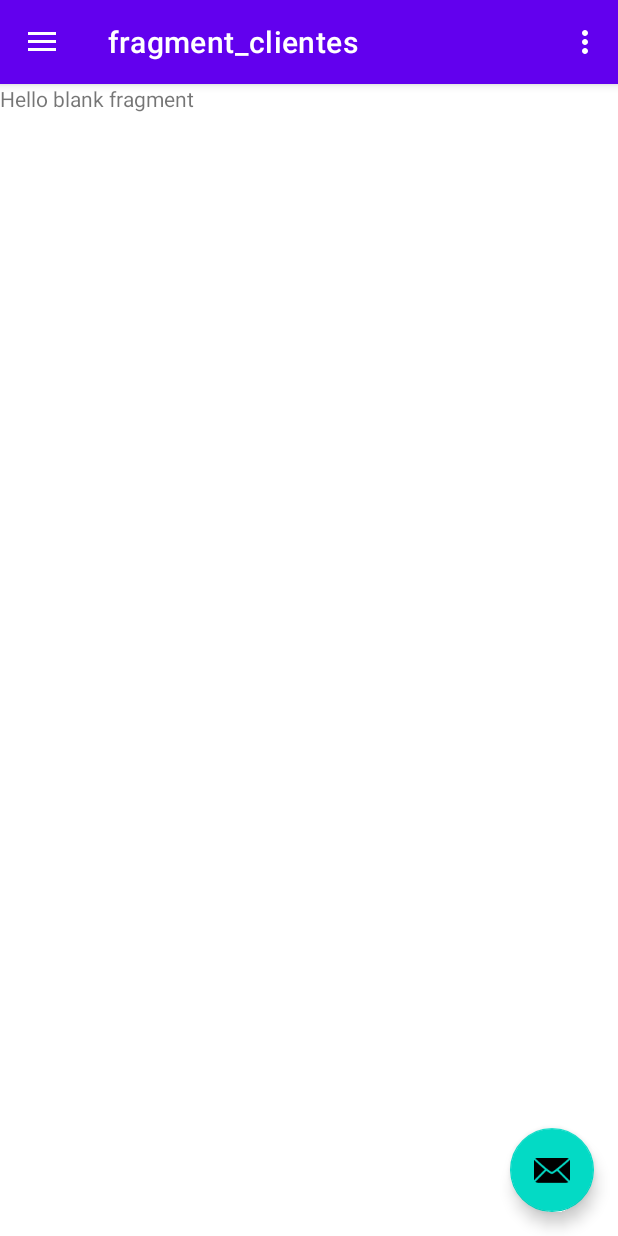
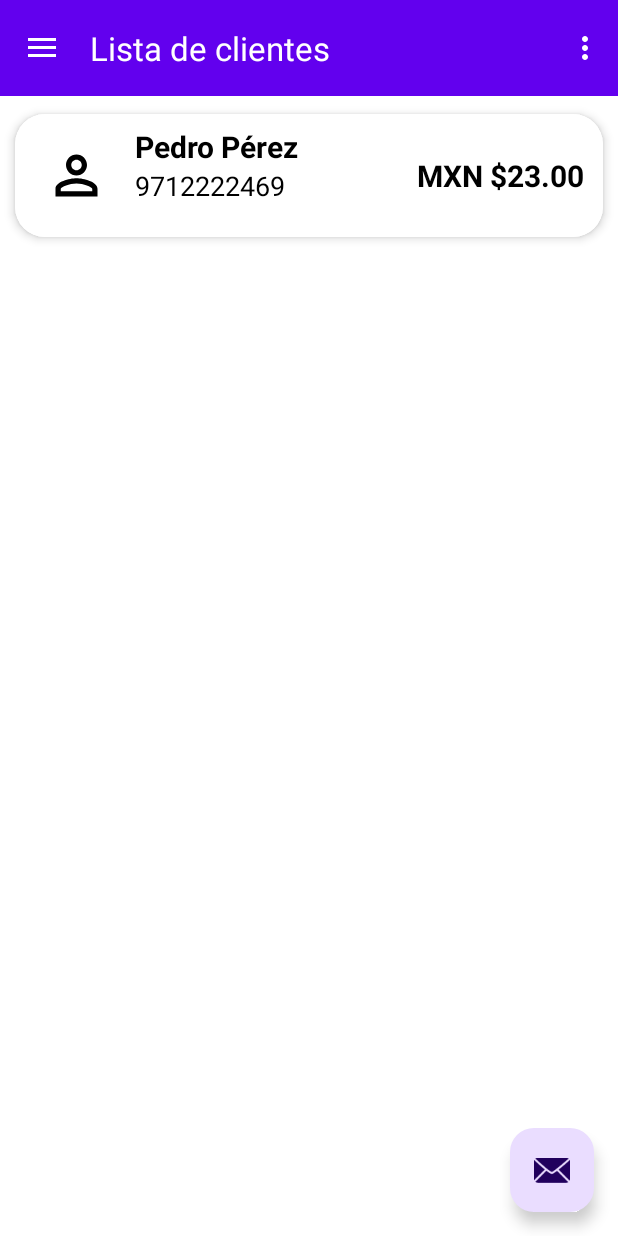
Before and after one commit to rubensg2499/LatePay, an Android app: the screen it shows after launch (MainActivity), on a phone screen of 412 x 824 dp. Run offline under Robolectric (Android 15) with nearby library versions, the phone set to English and light mode, and no system bars; our stand-ins replace navigation-ui.

Commit message:
Se agregó el tema y se corrigió el menú.

```diff
--- a/app/build.gradle
+++ b/app/build.gradle
@@ -41,6 +41,7 @@ dependencies {
     implementation 'androidx.navigation:navigation-ui:2.4.1'
     implementation 'androidx.legacy:legacy-support-v4:1.0.0'
     implementation 'androidx.recyclerview:recyclerview:1.2.1'
+    implementation 'androidx.cardview:cardview:1.0.0'
     testImplementation 'junit:junit:4.13.2'
     androidTestImplementation 'androidx.test.ext:junit:1.1.3'
     androidTestImplementation 'androidx.test.espresso:espresso-core:3.4.0'
--- /dev/null
+++ b/app/src/main/java/com/example/latepay/ListAdapter.java
@@ -0,0 +1,58 @@
+package com.example.latepay;
+
+import android.content.Context;
+import android.graphics.Color;
+import android.graphics.PorterDuff;
+import android.view.LayoutInflater;
+import android.view.View;
+import android.view.ViewGroup;
+import android.widget.ImageView;
+import android.widget.TextView;
+
+import androidx.recyclerview.widget.RecyclerView;
+
+import java.util.List;
+
+public class ListAdapter extends RecyclerView.Adapter<ListAdapter.ViewHolder> {
+    private List<ListElement> mdata;
+    private LayoutInflater mInflater;
+    private Context context;
+
+    public ListAdapter(List<ListElement> itemList, Context context){
+        this.mInflater = LayoutInflater.from(context);
+        this.mdata = itemList;
+    }
+
+    @Override
+    public int getItemCount(){return mdata.size();}
+
+    @Override
+    public ListAdapter.ViewHolder onCreateViewHolder(ViewGroup parent, int viewType){
+        View view = mInflater.inflate(R.layout.list_element, null);
+        return new ListAdapter.ViewHolder(view);
+    }
+    @Override
+    public void onBindViewHolder(final ListAdapter.ViewHolder holder, final int position){
+        holder.bindData(mdata.get(position));
+    }
+    public void setItems(List<ListElement> items){ mdata=items;}
+
+    public class ViewHolder extends RecyclerView.ViewHolder{
+        ImageView iconImage;
+        TextView nombre, telefono, deuda;
+        ViewHolder(View itemView){
+            super(itemView);
+            iconImage = itemView.findViewById(R.id.iconImageView);
+            nombre = itemView.findViewById(R.id.nombre_cliente);
+            telefono = itemView.findViewById(R.id.telefono_cliente);
+            deuda = itemView.findViewById(R.id.deuda_cliente);
+        }
+
+        void bindData(final ListElement item){
+            iconImage.setColorFilter(Color.parseColor(item.getColor()), PorterDuff.Mode.SRC_IN);
+            nombre.setText(item.getFirst_name() + " " + item.getLast_name());
+            telefono.setText(item.getPhone());
+            deuda.setText(item.getTotal_debt());
+        }
+    }
+}
--- /dev/null
+++ b/app/src/main/java/com/example/latepay/ListElement.java
@@ -0,0 +1,97 @@
+package com.example.latepay;
+
+public class ListElement {
+    public long customer_id;
+    public String first_name;
+    public String last_name;
+    public String phone;
+    public String email;
+    public String address;
+    public String created_date;
+    public String total_debt;
+    public String color;
+
+    public ListElement(long customer_id, String first_name, String last_name, String phone, String email, String address, String created_date, String total_debt, String color) {
+        this.customer_id = customer_id;
+        this.first_name = first_name;
+        this.last_name = last_name;
+        this.phone = phone;
+        this.email = email;
+        this.address = address;
+        this.created_date = created_date;
+        this.total_debt = total_debt;
+        this.color = color;
+    }
+
+    public long getCustomer_id() {
+        return customer_id;
+    }
+
+    public void setCustomer_id(long customer_id) {
+        this.customer_id = customer_id;
+    }
+
+    public String getFirst_name() {
+        return first_name;
+    }
+
+    public void setFirst_name(String first_name) {
+        this.first_name = first_name;
+    }
+
+    public String getLast_name() {
+        return last_name;
+    }
+
+    public void setLast_name(String last_name) {
+        this.last_name = last_name;
+    }
+
+    public String getPhone() {
+        return phone;
+    }
+
+    public void setPhone(String phone) {
+        this.phone = phone;
+    }
+
+    public String getEmail() {
+        return email;
+    }
+
+    public void setEmail(String email) {
+        this.email = email;
+    }
+
+    public String getAddress() {
+        return address;
+    }
+
+    public void setAddress(String address) {
+        this.address = address;
+    }
+
+    public String getCreated_date() {
+        return created_date;
+    }
+
+    public void setCreated_date(String created_date) {
+        this.created_date = created_date;
+    }
+
+    public String getTotal_debt() {
+        return total_debt;
+    }
+
+    public void setTotal_debt(String total_debt) {
+        this.total_debt = total_debt;
+    }
+
+    public String getColor() {
+        return color;
+    }
+
+    public void setColor(String color) {
+        this.color = color;
+    }
+}
--- a/app/src/main/java/com/example/latepay/MainActivity.java
+++ b/app/src/main/java/com/example/latepay/MainActivity.java
@@ -37,6 +37,7 @@ public class MainActivity extends AppCompatActivity {
             }
         });
         DrawerLayout drawer = binding.drawerLayout;
+
         NavigationView navigationView = binding.navView;
         // Passing each menu ID as a set of Ids because each
         // menu should be considered as top level destinations.
--- a/app/src/main/java/com/example/latepay/agregar_cliente.java
+++ b/app/src/main/java/com/example/latepay/agregar_cliente.java
@@ -3,10 +3,10 @@ package com.example.latepay;
 import android.os.Bundle;
 
 import androidx.fragment.app.Fragment;
-
 import android.view.LayoutInflater;
 import android.view.View;
 import android.view.ViewGroup;
+import java.util.List;
 
 /**
  * A simple {@link Fragment} subclass.
@@ -14,7 +14,6 @@ import android.view.ViewGroup;
  * create an instance of this fragment.
  */
 public class agregar_cliente extends Fragment {
-
     // TODO: Rename parameter arguments, choose names that match
     // the fragment initialization parameters, e.g. ARG_ITEM_NUMBER
     private static final String ARG_PARAM1 = "param1";
@@ -49,16 +48,13 @@ public class agregar_cliente extends Fragment {
     @Override
     public void onCreate(Bundle savedInstanceState) {
         super.onCreate(savedInstanceState);
-        if (getArguments() != null) {
-            mParam1 = getArguments().getString(ARG_PARAM1);
-            mParam2 = getArguments().getString(ARG_PARAM2);
-        }
+
     }
-
     @Override
     public View onCreateView(LayoutInflater inflater, ViewGroup container,
                              Bundle savedInstanceState) {
         // Inflate the layout for this fragment
         return inflater.inflate(R.layout.fragment_agregar_cliente, container, false);
     }
+
 }
--- a/app/src/main/java/com/example/latepay/clientes.java
+++ b/app/src/main/java/com/example/latepay/clientes.java
@@ -1,12 +1,16 @@
 package com.example.latepay;
 
 import android.os.Bundle;
-
 import androidx.fragment.app.Fragment;
-
+import androidx.recyclerview.widget.LinearLayoutManager;
+import androidx.recyclerview.widget.RecyclerView;
 import android.view.LayoutInflater;
 import android.view.View;
 import android.view.ViewGroup;
+import com.example.latepay.databinding.ActivityMainBinding;
+
+import java.util.ArrayList;
+import java.util.List;
 
 /**
  * A simple {@link Fragment} subclass.
@@ -14,7 +18,8 @@ import android.view.ViewGroup;
  * create an instance of this fragment.
  */
 public class clientes extends Fragment {
-
+    List<ListElement> elements;
+    private ActivityMainBinding binding;
     // TODO: Rename parameter arguments, choose names that match
     // the fragment initialization parameters, e.g. ARG_ITEM_NUMBER
     private static final String ARG_PARAM1 = "param1";
@@ -28,14 +33,6 @@ public class clientes extends Fragment {
         // Required empty public constructor
     }
 
-    /**
-     * Use this factory method to create a new instance of
-     * this fragment using the provided parameters.
-     *
-     * @param param1 Parameter 1.
-     * @param param2 Parameter 2.
-     * @return A new instance of fragment clientes.
-     */
     // TODO: Rename and change types and number of parameters
     public static clientes newInstance(String param1, String param2) {
         clientes fragment = new clientes();
@@ -49,10 +46,7 @@ public class clientes extends Fragment {
     @Override
     public void onCreate(Bundle savedInstanceState) {
         super.onCreate(savedInstanceState);
-        if (getArguments() != null) {
-            mParam1 = getArguments().getString(ARG_PARAM1);
-            mParam2 = getArguments().getString(ARG_PARAM2);
-        }
+
     }
 
     @Override
@@ -61,4 +55,32 @@ public class clientes extends Fragment {
         // Inflate the layout for this fragment
         return inflater.inflate(R.layout.fragment_clientes, container, false);
     }
+    @Override
+    public void onViewCreated(View view, Bundle savedInstanceState){
+        elements = new ArrayList<>();
+        elements.add(
+                new ListElement(
+                        1,
+                        "Pedro",
+                        "Pérez",
+                        "9712222469",
+                        "pedro.perez@gmail.com",
+                        "Segunda norte s/n col, linda vista",
+                        "01/01/2021",
+                        "MXN $23.00",
+                        "#000000"
+                )
+        );
+        ListAdapter listAdapter = new ListAdapter(elements, getActivity());
+        RecyclerView recyclerView = view.findViewById(R.id.list_clientes);
+        recyclerView.setOnClickListener(new View.OnClickListener() {
+            @Override
+            public void onClick(View view) {
+
+            }
+        });
+        recyclerView.setHasFixedSize(true);
+        recyclerView.setLayoutManager(new LinearLayoutManager(getActivity()));
+        recyclerView.setAdapter(listAdapter);
+    }
 }
--- /dev/null
+++ b/app/src/main/res/drawable/ic_info_white_24dp.xml
@@ -0,0 +1,9 @@
+<vector xmlns:android="http://schemas.android.com/apk/res/android"
+    android:width="24dp"
+    android:height="24dp"
+    android:viewportWidth="24"
+    android:viewportHeight="24">
+  <path
+      android:pathData="M11,7h2v2h-2zM11,11h2v6h-2zM12,2C6.48,2 2,6.48 2,12s4.48,10 10,10 10,-4.48 10,-10S17.52,2 12,2zM12,20c-4.41,0 -8,-3.59 -8,-8s3.59,-8 8,-8 8,3.59 8,8 -3.59,8 -8,8z"
+      android:fillColor="#FFFFFF"/>
+</vector>
--- /dev/null
+++ b/app/src/main/res/drawable/ic_note_add_white_24dp.xml
@@ -0,0 +1,9 @@
+<vector xmlns:android="http://schemas.android.com/apk/res/android"
+    android:width="24dp"
+    android:height="24dp"
+    android:viewportWidth="24"
+    android:viewportHeight="24">
+  <path
+      android:pathData="M13,11h-2v3L8,14v2h3v3h2v-3h3v-2h-3zM14,2L6,2c-1.1,0 -2,0.9 -2,2v16c0,1.1 0.89,2 1.99,2L18,22c1.1,0 2,-0.9 2,-2L20,8l-6,-6zM18,20L6,20L6,4h7v5h5v11z"
+      android:fillColor="#FFFFFF"/>
+</vector>
--- /dev/null
+++ b/app/src/main/res/drawable/ic_perm_identity_white_24dp.xml
@@ -0,0 +1,9 @@
+<vector xmlns:android="http://schemas.android.com/apk/res/android"
+    android:width="24dp"
+    android:height="24dp"
+    android:viewportWidth="24"
+    android:viewportHeight="24">
+  <path
+      android:pathData="M12,6c1.1,0 2,0.9 2,2s-0.9,2 -2,2 -2,-0.9 -2,-2 0.9,-2 2,-2m0,9c2.7,0 5.8,1.29 6,2v1L6,18v-0.99c0.2,-0.72 3.3,-2.01 6,-2.01m0,-11C9.79,4 8,5.79 8,8s1.79,4 4,4 4,-1.79 4,-4 -1.79,-4 -4,-4zM12,13c-2.67,0 -8,1.34 -8,4v3h16v-3c0,-2.66 -5.33,-4 -8,-4z"
+      android:fillColor="#FFFFFF"/>
+</vector>
--- a/app/src/main/res/layout/activity_main.xml
+++ b/app/src/main/res/layout/activity_main.xml
@@ -12,7 +12,8 @@
         android:id="@+id/app_bar_main"
         layout="@layout/app_bar_main"
         android:layout_width="match_parent"
-        android:layout_height="match_parent" />
+        android:layout_height="match_parent"
+        />
 
     <com.google.android.material.navigation.NavigationView
         android:id="@+id/nav_view"
--- a/app/src/main/res/layout/app_bar_main.xml
+++ b/app/src/main/res/layout/app_bar_main.xml
@@ -9,6 +9,7 @@
     <com.google.android.material.appbar.AppBarLayout
         android:layout_width="match_parent"
         android:layout_height="wrap_content"
+
         android:theme="@style/Theme.LatePay.AppBarOverlay">
 
         <androidx.appcompat.widget.Toolbar
@@ -16,7 +17,8 @@
             android:layout_width="match_parent"
             android:layout_height="?attr/actionBarSize"
             android:background="?attr/colorPrimary"
-            app:popupTheme="@style/Theme.LatePay.PopupOverlay" />
+            app:popupTheme="@style/Theme.LatePay.PopupOverlay">
+        </androidx.appcompat.widget.Toolbar>
 
     </com.google.android.material.appbar.AppBarLayout>
 
@@ -29,6 +31,7 @@
         android:layout_gravity="bottom|end"
         android:layout_marginEnd="@dimen/fab_margin"
         android:layout_marginBottom="16dp"
+        android:contentDescription="@string/menu_agregar_cliente"
         app:srcCompat="@android:drawable/ic_dialog_email" />
 
 </androidx.coordinatorlayout.widget.CoordinatorLayout>
--- a/app/src/main/res/layout/fragment_clientes.xml
+++ b/app/src/main/res/layout/fragment_clientes.xml
@@ -5,10 +5,11 @@
     android:layout_height="match_parent"
     tools:context=".clientes">
 
-    <!-- TODO: Update blank fragment layout -->
-    <TextView
+    <androidx.recyclerview.widget.RecyclerView
+        android:id="@+id/list_clientes"
+        android:background="@color/white"
         android:layout_width="match_parent"
         android:layout_height="match_parent"
-        android:text="@string/hello_blank_fragment" />
-
+        android:visibility="visible"
+        tools:visibility="visible" />
 </FrameLayout>
--- /dev/null
+++ b/app/src/main/res/layout/list_element.xml
@@ -0,0 +1,79 @@
+<?xml version="1.0" encoding="utf-8"?>
+<androidx.cardview.widget.CardView xmlns:android="http://schemas.android.com/apk/res/android"
+    xmlns:app="http://schemas.android.com/apk/res-auto"
+    android:id="@+id/cv"
+    android:layout_width="match_parent"
+    android:layout_height="wrap_content"
+    android:animateLayoutChanges="true"
+    app:cardCornerRadius="20dp"
+    app:cardElevation="4dp"
+    app:cardUseCompatPadding="true">
+
+    <LinearLayout
+        android:layout_width="match_parent"
+        android:layout_height="wrap_content"
+        android:animateLayoutChanges="true"
+        android:orientation="vertical"
+        android:background="@color/white"
+        >
+
+        <RelativeLayout
+            android:layout_width="match_parent"
+            android:layout_height="wrap_content"
+            android:orientation="horizontal"
+            android:padding="6dp">
+            <ImageView
+                android:id="@+id/iconImageView"
+                android:layout_width="70dp"
+                android:layout_height="70dp"
+                android:layout_alignParentStart="true"
+                android:layout_centerVertical="true"
+                android:layout_gravity="center"
+                android:paddingLeft="14dp"
+                android:paddingRight="14dp"
+                android:layout_alignParentLeft="true"
+                app:srcCompat="@drawable/ic_perm_identity_white_24dp"
+                />
+            <LinearLayout
+                android:id="@+id/linearLayout"
+                android:layout_width="wrap_content"
+                android:layout_height="wrap_content"
+                android:layout_alignParentTop="true"
+                android:layout_marginStart="4dp"
+                android:layout_marginTop="2dp"
+                android:layout_toEndOf="@id/iconImageView"
+                android:orientation="vertical"
+                android:layout_marginLeft="4dp"
+                android:layout_toRightOf="@id/iconImageView">
+                <TextView
+                    android:id="@+id/nombre_cliente"
+                    android:layout_width="match_parent"
+                    android:layout_height="wrap_content"
+                    android:text="Nombre del cliente"
+                    android:textColor="@color/black"
+                    android:textSize="20sp"
+                    android:textStyle="bold"/>
+                <TextView
+                    android:id="@+id/telefono_cliente"
+                    android:layout_width="match_parent"
+                    android:layout_height="wrap_content"
+                    android:text="971-770-77-32"
+                    android:textColor="@color/black"
+                    android:textSize="18sp"/>
+            </LinearLayout>
+            <TextView
+                android:id="@+id/deuda_cliente"
+                android:layout_width="wrap_content"
+                android:layout_height="wrap_content"
+                android:layout_centerVertical="true"
+                android:layout_marginEnd="6dp"
+                android:layout_marginRight="6dp"
+                android:text="$00.00"
+                android:textColor="@color/black"
+                android:textSize="20sp"
+                android:textStyle="bold"
+                android:layout_alignParentRight="true"
+                android:layout_alignParentEnd="true"/>
+        </RelativeLayout>
+    </LinearLayout>
+</androidx.cardview.widget.CardView>
--- a/app/src/main/res/menu/activity_main_drawer.xml
+++ b/app/src/main/res/menu/activity_main_drawer.xml
@@ -1,21 +1,22 @@
 <?xml version="1.0" encoding="utf-8"?>
 <menu xmlns:android="http://schemas.android.com/apk/res/android"
     xmlns:tools="http://schemas.android.com/tools"
-    tools:showIn="navigation_view">
+    tools:showIn="navigation_view"
+    >
 
     <group android:checkableBehavior="single">
         <item
             android:id="@+id/clientes"
-            android:icon="@drawable/ic_menu_slideshow"
-            android:title="@string/menu_cliente" />
+            android:icon="@drawable/ic_perm_identity_white_24dp"
+            android:title="@string/menu_cliente"
+            />
         <item
             android:id="@+id/agregar_cliente"
-            android:icon="@drawable/ic_menu_slideshow"
+            android:icon="@drawable/ic_note_add_white_24dp"
             android:title="@string/menu_agregar_cliente" />
-
         <item
             android:id="@+id/acerca_de"
-            android:icon="@drawable/ic_menu_slideshow"
+            android:icon="@drawable/ic_info_white_24dp"
             android:title="@string/menu_acerca_de" />
     </group>
 </menu>
--- a/app/src/main/res/navigation/mobile_navigation.xml
+++ b/app/src/main/res/navigation/mobile_navigation.xml
@@ -8,17 +8,17 @@
     <fragment
         android:id="@+id/clientes"
         android:name="com.example.latepay.clientes"
-        android:label="fragment_clientes"
+        android:label="@string/menu_cliente"
         tools:layout="@layout/fragment_clientes" />
     <fragment
         android:id="@+id/agregar_cliente"
         android:name="com.example.latepay.agregar_cliente"
-        android:label="fragment_agregar_cliente"
+        android:label="@string/menu_agregar_cliente"
         tools:layout="@layout/fragment_agregar_cliente" />
     <fragment
         android:id="@+id/acerca_de"
         android:name="com.example.latepay.acerca_de"
-        android:label="fragment_acerca_de"
+        android:label="@string/menu_acerca_de"
         tools:layout="@layout/fragment_acerca_de" />
 
 </navigation>
--- a/app/src/main/res/values-night/themes.xml
+++ b/app/src/main/res/values-night/themes.xml
@@ -1,16 +1,19 @@
 <resources xmlns:tools="http://schemas.android.com/tools">
     <!-- Base application theme. -->
-    <style name="Theme.LatePay" parent="Theme.MaterialComponents.DayNight.DarkActionBar">
+    <style name="Theme.LatePay" parent="Theme.Material3.Light">
         <!-- Primary brand color. -->
+        <!--
         <item name="colorPrimary">@color/purple_200</item>
-        <item name="colorPrimaryVariant">@color/purple_700</item>
-        <item name="colorOnPrimary">@color/black</item>
+        <item name="colorPrimaryVariant">@color/ic_launcher_background</item>
+        <item name="colorOnPrimary">#000000</item>-->
         <!-- Secondary brand color. -->
-        <item name="colorSecondary">@color/teal_200</item>
-        <item name="colorSecondaryVariant">@color/teal_200</item>
-        <item name="colorOnSecondary">@color/black</item>
-        <!-- Status bar color. -->
-        <item name="android:statusBarColor" tools:targetApi="l">?attr/colorPrimaryVariant</item>
+        <!-- <item name="colorSecondary">@color/teal_200</item>
+         <item name="colorSecondaryVariant">@color/teal_700</item>
+         <item name="colorOnSecondary">@color/white</item>-->
+         <!-- Status bar color. -->
+        <!--<item name="android:statusBarColor" tools:targetApi="l">?attr/colorPrimaryVariant</item>
+-->
         <!-- Customize your theme here. -->
+
     </style>
 </resources>
--- a/app/src/main/res/values/themes.xml
+++ b/app/src/main/res/values/themes.xml
@@ -1,6 +1,6 @@
 <resources xmlns:tools="http://schemas.android.com/tools">
     <!-- Base application theme. -->
-    <style name="Theme.LatePay" parent="Theme.MaterialComponents.DayNight.DarkActionBar">
+    <style name="Theme.LatePay" parent="Theme.Material3.Light">
         <!-- Primary brand color. -->
         <item name="colorPrimary">@color/purple_500</item>
         <item name="colorPrimaryVariant">@color/purple_700</item>
```
Also changed, not shown: app/src/main/AndroidManifest.xml (+5 -2 lines).
